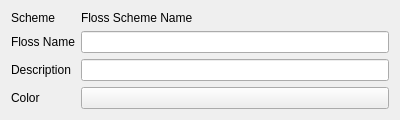
This is ui/NewFloss.ui in KDE/kxstitch as Qt 5 draws it before an edit. The edited form follows.
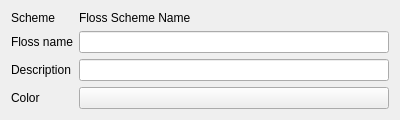
This is the edited form. Custom widgets are drawn as their Qt base class.

Diff of the .ui file:
```diff
--- a/ui/NewFloss.ui
+++ b/ui/NewFloss.ui
@@ -31,7 +31,7 @@
    <item row="1" column="0">
     <widget class="QLabel" name="label_2">
      <property name="text">
-      <string>Floss Name</string>
+      <string>Floss name</string>
      </property>
     </widget>
    </item>
```
Left out of the diff: 2 changed lines with no effect on the pictures.
